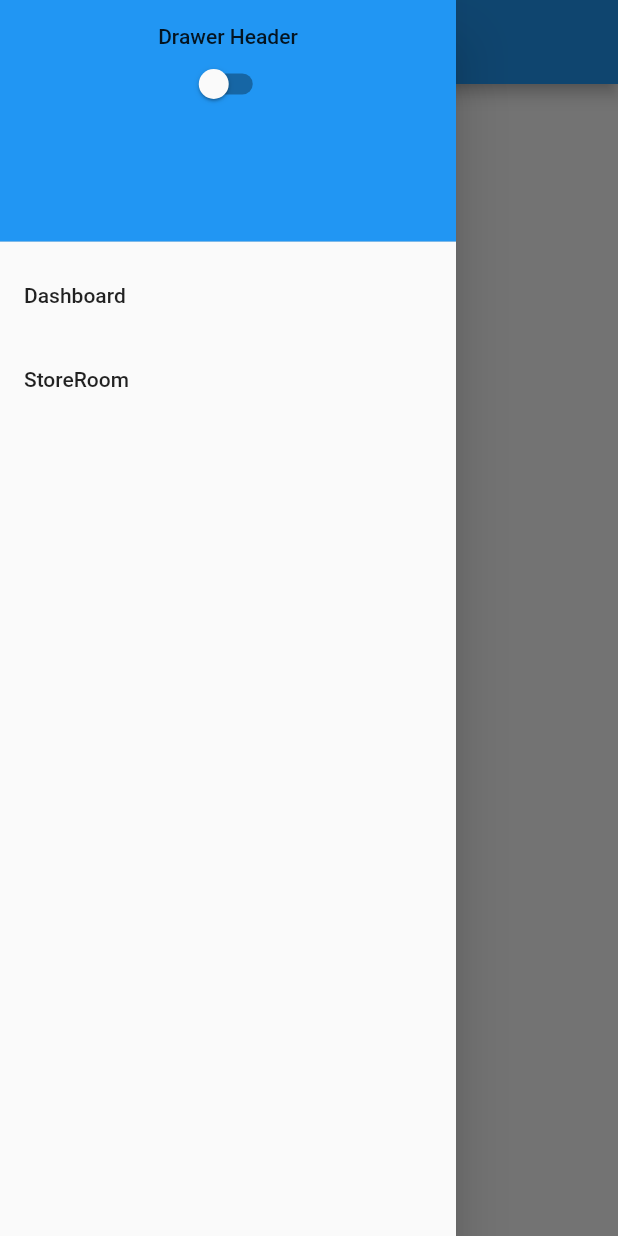
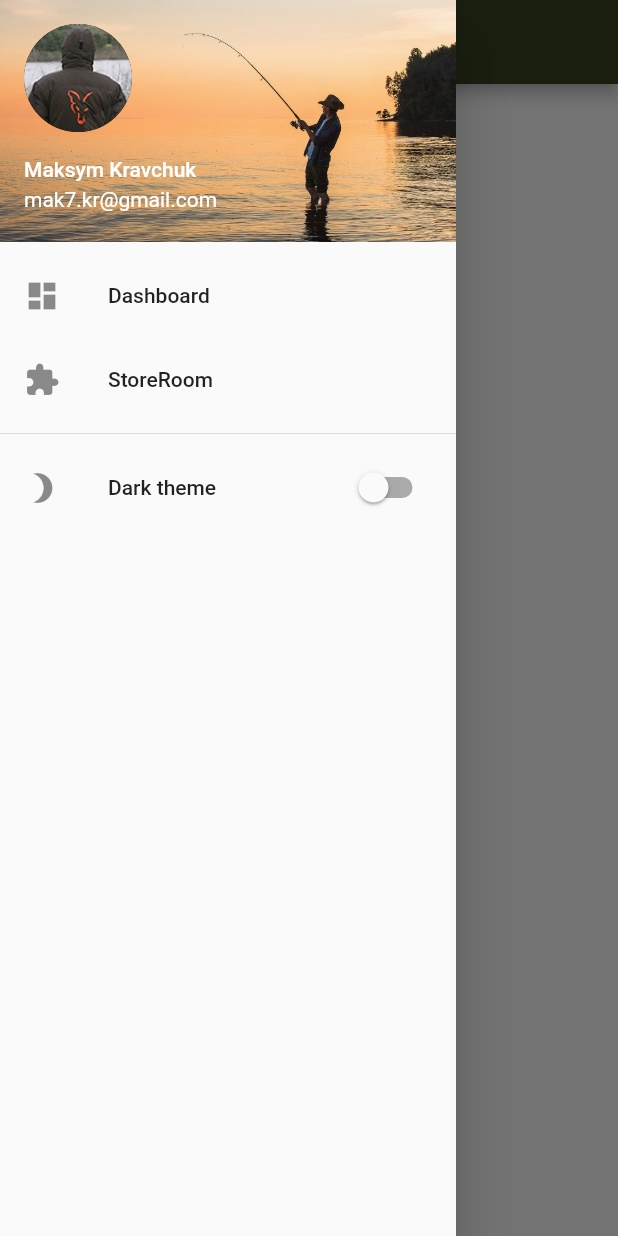
Before and after one commit to kinguniver7/FisherNotesMobile, a Flutter app: the screen it shows after launch, with the side drawer open, on a phone screen of 412 x 824 dp. Run offline on Flutter 3.47's test engine with Material 2 defaults, Android fonts, the phone set to English and light mode, and no system bars.

Commit message:
upd: 12.27

```diff
--- a/lib/common/drawer.dart
+++ b/lib/common/left_drawer.dart
@@ -2,7 +2,6 @@ import 'package:fisher_notes/common/constants.dart';
 import 'package:fisher_notes/providers/common_provider.dart';
 import 'package:flutter/material.dart';
 import 'package:provider/provider.dart';
-
 
 class LeftDrawer extends StatefulWidget {
 
@@ -18,29 +17,24 @@ class _LeftDrawerState extends State<LeftDrawer> {
       child: ListView(
         padding: EdgeInsets.zero,
         children: <Widget>[
-          DrawerHeader(
-            child: Column(
-              children: <Widget>[
-                Text('Drawer Header'),
-                Consumer<CommonProvider>(
-                  builder: (context, commonModel,_){
-                    return Switch(
-                      value: commonModel.themeMode == ThemeMode.dark,
-                      onChanged: (newValue){
-                        commonModel.changeTheme(newValue ==true ? ThemeMode.dark : ThemeMode.light);
-                      }
-                    );
-                  }
-                )
-              ],
-              ),
+          UserAccountsDrawerHeader(
+            //TODO: Need to add authorize
+            accountName: Text('Maksym Kravchuk'),
+            accountEmail: Text('mak7.kr@gmail.com'),
             decoration: BoxDecoration(
-              color: Colors.blue,
+              image: DecorationImage(
+                image: AssetImage('assets/images/temp/drawer_header.jpg'),
+                fit: BoxFit.cover
+              )
             ),
+            currentAccountPicture: CircleAvatar(
+                  backgroundImage: AssetImage('assets/images/temp/user_logo.jpg')),
           ),
+
           Consumer<CommonProvider>(
             builder: (context, model,_){
               return ListTile(
+                leading: Icon(Icons.dashboard),
                 title: Text('Dashboard'),
                 selected: model.selectedRouteName == Constants.ROOUTE_NAME_TO_INIT_PAGE,
                 onTap: () {
@@ -52,6 +46,7 @@ class _LeftDrawerState extends State<LeftDrawer> {
           Consumer<CommonProvider>(
             builder: (context, model,_){
               return ListTile(
+                leading: Icon(Icons.extension),
                 title: Text('StoreRoom'),
                 selected: model.selectedRouteName == Constants.ROOUTE_NAME_TO_STORE_ROOM_PAGE,
                 onTap: () {
@@ -60,6 +55,26 @@ class _LeftDrawerState extends State<LeftDrawer> {
                 },
               );
             },),
+          Divider(),
+          Consumer<CommonProvider>(
+            builder: (context, commonModel,_){
+              return ListTile(
+                leading: Icon(Icons.brightness_3 ),
+                title: Row(
+                  mainAxisAlignment: MainAxisAlignment.spaceBetween,
+                  children: <Widget>[
+                    Text('Dark theme'),
+                    Switch(
+                      value: commonModel.themeMode == ThemeMode.dark,
+                      onChanged: (newValue){
+                        commonModel.changeTheme(newValue ==true ? ThemeMode.dark : ThemeMode.light);
+                      }
+                    )
+                  ],
+                )
+              );
+            }
+          )
         ],
       )
     );
--- a/lib/common/theme.dart
+++ b/lib/common/theme.dart
@@ -0,0 +1,28 @@
+import 'package:flutter/material.dart';
+
+ThemeData appTheme(){
+  return ThemeData(
+    primaryColor: Color(0xff374220),
+    primaryColorLight: Color(0xff626d48),
+    primaryColorDark: Color(0xff141b00),
+  );
+}
+
+ThemeData darkTheme(BuildContext context){
+  return ThemeData(
+        scaffoldBackgroundColor: Colors.black,
+        cardColor: Colors.grey.shade900,
+        dividerColor: Colors.white24,
+        brightness: Brightness.dark,
+        iconTheme: IconThemeData(
+          color: Colors.white,
+        ),
+        accentColor: Colors.lightBlueAccent,
+        colorScheme: Theme.of(context).colorScheme.copyWith(
+              background: Colors.black,
+              surface: Colors.lightBlue.shade900,
+              onSurface: Colors.lightBlue.shade100,
+              secondary: Colors.lightBlue.shade800,
+            ),
+      );
+}
--- a/lib/main.dart
+++ b/lib/main.dart
@@ -1,8 +1,8 @@
 import 'package:fisher_notes/providers/common_provider.dart';
 import 'package:fisher_notes/routes.dart';
-import 'package:fisher_notes/services/init_app_service.dart';
 import 'package:flutter/material.dart';
 import 'package:provider/provider.dart';
+import 'common/theme.dart';
 
 void main() => runApp(
   ChangeNotifierProvider(
@@ -15,27 +15,11 @@ class MyApp extends StatelessWidget {
   Widget build(BuildContext context) {
     var themeMode = Provider.of<CommonProvider>(context).themeMode;
     return MaterialApp(
-      title: 'Flutter Demo',
+      title: 'FisherNotes',
+      debugShowCheckedModeBanner: false,
       themeMode: themeMode != null ? themeMode: ThemeMode.system,
-      theme: ThemeData(
-        primarySwatch: Colors.blue,
-      ),
-      darkTheme: ThemeData(
-        scaffoldBackgroundColor: Colors.black,
-        cardColor: Colors.grey.shade900,
-        dividerColor: Colors.white24,
-        brightness: Brightness.dark,
-        iconTheme: IconThemeData(
-          color: Colors.white,
-        ),
-        accentColor: Colors.lightBlueAccent,
-        colorScheme: Theme.of(context).colorScheme.copyWith(
-              background: Colors.black,
-              surface: Colors.lightBlue.shade900,
-              onSurface: Colors.lightBlue.shade100,
-              secondary: Colors.lightBlue.shade800,
-            ),
-      ),
+      theme: appTheme(),
+      darkTheme: darkTheme(context),
       initialRoute: '/',
       routes: routes,
     );
--- a/lib/pages/dashboard_page.dart
+++ b/lib/pages/dashboard_page.dart
@@ -1,4 +1,4 @@
-import 'package:fisher_notes/common/drawer.dart';
+import 'package:fisher_notes/common/left_drawer.dart';
 import 'package:flutter/material.dart';
 
 class DashboardPage extends StatelessWidget {
--- a/lib/pages/store_room_page.dart
+++ b/lib/pages/store_room_page.dart
@@ -1,4 +1,4 @@
-import 'package:fisher_notes/common/drawer.dart';
+import 'package:fisher_notes/common/left_drawer.dart';
 import 'package:flutter/material.dart';
 
 class StoreRoomPage extends StatelessWidget {
@@ -8,6 +8,20 @@ class StoreRoomPage extends StatelessWidget {
       drawer: LeftDrawer(),
       appBar: AppBar(
         title: Text('Store Room'),
+        actions: <Widget>[
+          IconButton(
+            icon: Icon(Icons.search),
+            onPressed: () {
+
+            },
+          ),
+           IconButton(
+            icon: Icon(Icons.tune),
+            onPressed: () {
+
+            },
+          )
+        ],
         ),
       body: Text('Store room page'),
       );
--- a/lib/services/init_app_service.dart
+++ b/lib/services/init_app_service.dart
@@ -1,10 +1,10 @@
-import 'package:fisher_notes/common/constants.dart';
+/* import 'package:fisher_notes/common/constants.dart';
 import 'package:fisher_notes/providers/common_provider.dart';
 import 'package:flutter/widgets.dart';
 import 'package:provider/provider.dart';
 
 class InitAppService{
   InitAppService(BuildContext context){
-    //Provider.of<CommonProvider>(context).changeRouteName(Constants.ROOUTE_NAME_TO_INIT_PAGE);
+    Provider.of<CommonProvider>(context).changeRouteName(Constants.ROOUTE_NAME_TO_INIT_PAGE);
   }
-}
+} */
```
Also changed, not shown: pubspec.yaml (+4 -3 lines), assets/images/temp/drawer_header.jpg (added), assets/images/temp/user_logo.jpg (added).
